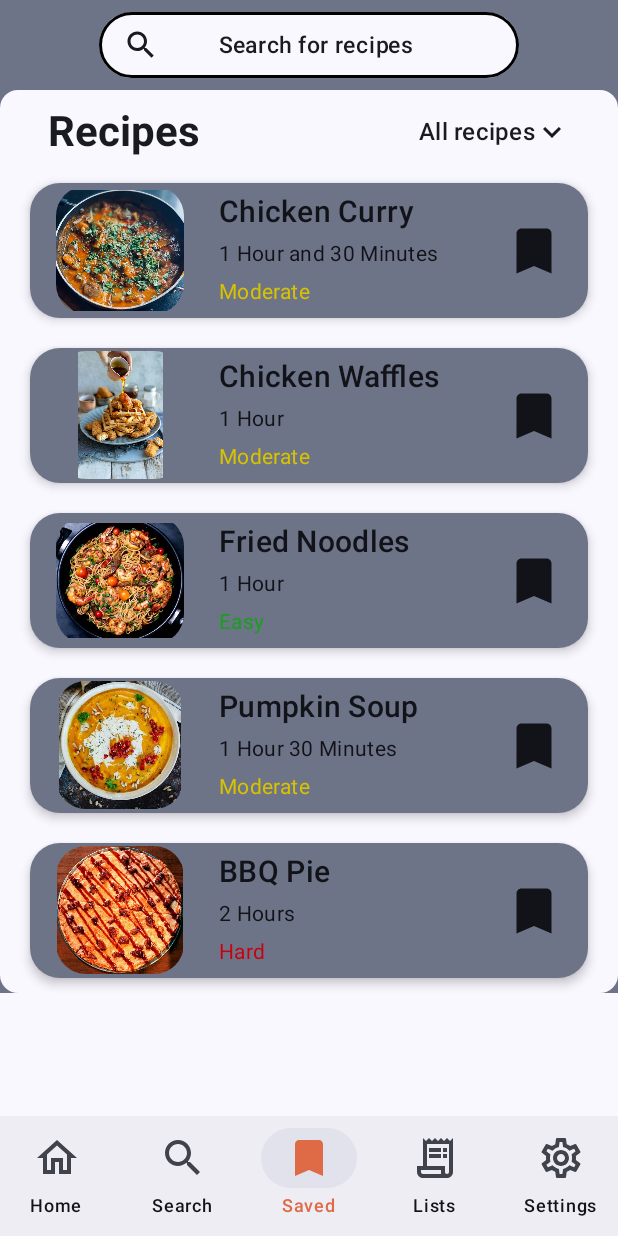
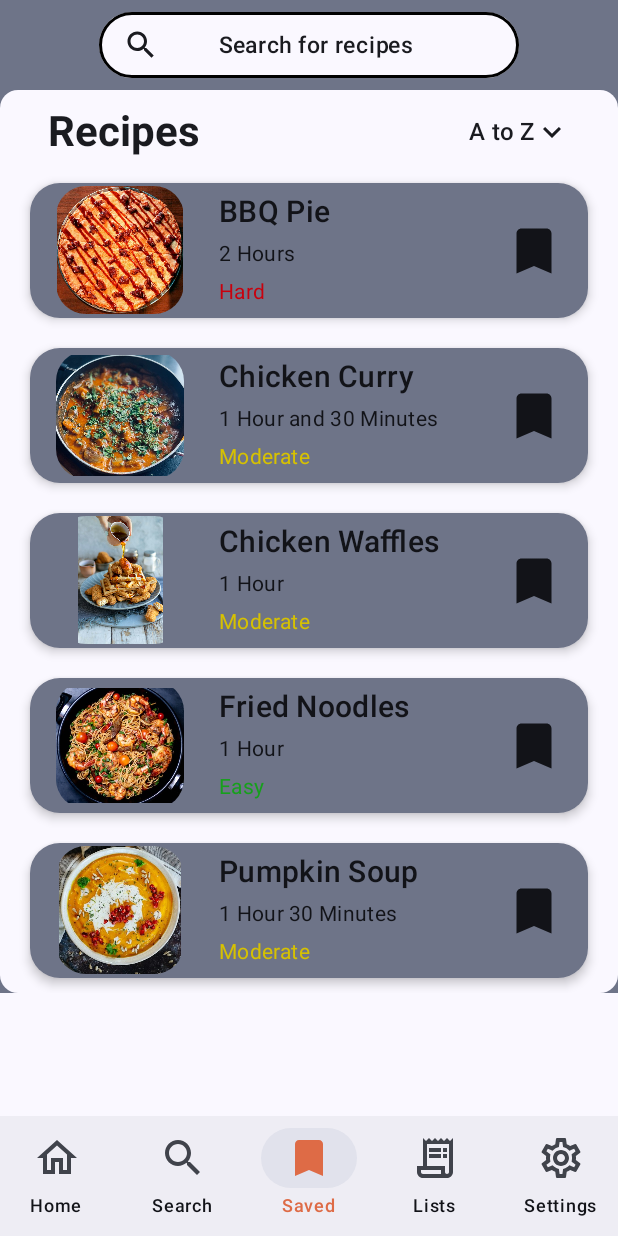
Before and after one commit to Jatinder-Sohal/FinalYearProject-HCI, an Android app built with Jetpack Compose: the screen it shows after launch (MainActivity), item 3 of the bottom bar chosen, on a phone screen of 412 x 824 dp. Run offline under Robolectric (Android 15) with nearby library versions, the phone set to English and light mode, and no system bars.

Commit message:
Added filter function that sorts recipies by different categories. Hard to specifically state the order of difficulty as moderate is longer than hard and so was appearing in the wrong order. Also changed some of the names of the filters and order of recipies.

```diff
--- a/cooking_companion/app/src/main/java/com/example/cooking_companion/data/DataSource.kt
+++ b/cooking_companion/app/src/main/java/com/example/cooking_companion/data/DataSource.kt
@@ -23,11 +23,12 @@ object DataSource {
         Recipe("Chicken Waffles", R.drawable.chickenwaffles_dishes),
     )
     val bookmarkedRecipes = listOf(
+        Bookmark(0, "BBQ Pie", R.drawable.bbqpie_dishes, "2 Hours", "Hard"),
         Bookmark(1,"Chicken Curry", R.drawable.chickencurry_dishes, "1 Hour and 30 Minutes", "Moderate"),
         Bookmark(2,"Chicken Waffles", R.drawable.chickenwaffles_dishes, "1 Hour", "Moderate"),
         Bookmark(3,"Fried Noodles", R.drawable.noodles_dishes, "1 Hour", "Easy"),
         Bookmark(4,"Pumpkin Soup", R.drawable.pumpkinsoup_dishes, "1 Hour 30 Minutes", "Moderate"),
-        Bookmark(5, "BBQ Pie", R.drawable.bbqpie_dishes, "2 Hours", "Hard"),
+
 
     )
 }
--- a/cooking_companion/app/src/main/java/com/example/cooking_companion/ui/pages/CompanionSavedScreen.kt
+++ b/cooking_companion/app/src/main/java/com/example/cooking_companion/ui/pages/CompanionSavedScreen.kt
@@ -45,15 +45,16 @@ import com.example.cooking_companion.ui.components.TopSearchBar
 @OptIn(ExperimentalMaterial3Api::class)
 @Composable
 fun CompanionSavedScreen(modifier: Modifier = Modifier) {
-    val (bookmarkedRecipes, setBookmarkedRecipes) = remember { mutableStateOf(DataSource.bookmarkedRecipes) }
+
+    var currentFilter by remember { mutableStateOf("A to Z") }
+    val filterOptions = listOf("A to Z", "Difficulty", "Quickest", "Slowest")
+    val sheetState = rememberModalBottomSheetState()
+    var showBottomSheet by remember { mutableStateOf(false) }
+
+    val (bookmarkedRecipes, setBookmarkedRecipes) = remember { mutableStateOf(filterRecipes(currentFilter, DataSource.bookmarkedRecipes))}
     val onBookmarkClick = { bookmark: Bookmark ->
         setBookmarkedRecipes(bookmarkedRecipes.filter { it.id != bookmark.id })
     }
-    var currentFilter by remember { mutableStateOf("All recipes") }
-    val filterOptions = listOf("All recipes", "Difficulty", "Quickest", "Longest", "A to Z")
-    val sheetState = rememberModalBottomSheetState()
-    var showBottomSheet by remember { mutableStateOf(false) }
-
     val scrollState = rememberScrollState()
     Column (
         horizontalAlignment = Alignment.CenterHorizontally,
@@ -124,6 +125,7 @@ fun CompanionSavedScreen(modifier: Modifier = Modifier) {
                             onFilterSelected = {filter ->
                                 currentFilter = filter
                                 showBottomSheet=false
+                                setBookmarkedRecipes(filterRecipes(currentFilter, DataSource.bookmarkedRecipes))
                             }
                         )
                     }
@@ -137,3 +139,13 @@ fun CompanionSavedScreen(modifier: Modifier = Modifier) {
         }
     }
 }
+fun filterRecipes(filterOption: String, recipes: List<Bookmark>): List<Bookmark> {
+    val difficultyOrder = listOf("Easy", "Moderate", "Hard")
+    return when (filterOption) {
+        "Difficulty" -> recipes.sortedBy { recipe ->
+            difficultyOrder.indexOf(recipe.difficulty)}
+        "Quickest" -> recipes.sortedBy { it.cookingTime }
+        "Longest" -> recipes.sortedByDescending { it.cookingTime }
+        else -> recipes
+    }
+}
```
